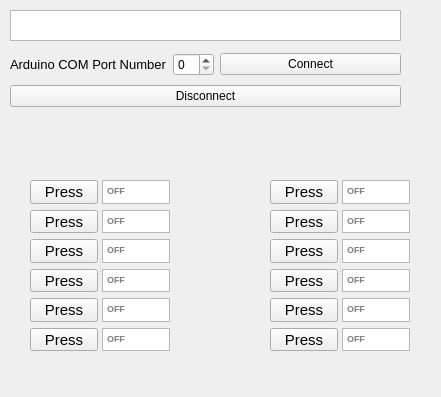
Before: the Qt Designer form v3/bulb.ui in ktauchathuranga/Arduino-Bulb-Control-GUI, drawn with Qt 5.
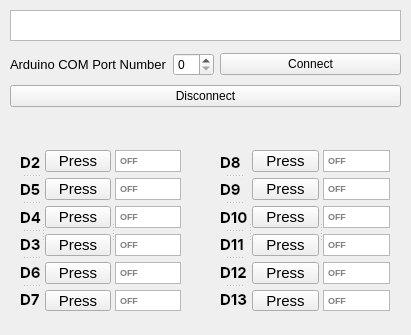
After: the same form once the commit is applied. Icons and pictures are not drawn.

Commit message: new update all 13 pin supported GUI, INO updated

What changed in the file:
```diff
--- a/v3/bulb.ui
+++ b/v3/bulb.ui
@@ -6,8 +6,8 @@
    <rect>
     <x>0</x>
     <y>0</y>
-    <width>441</width>
-    <height>397</height>
+    <width>411</width>
+    <height>335</height>
    </rect>
   </property>
   <property name="minimumSize">
@@ -97,19 +97,106 @@
     </item>
    </layout>
   </widget>
+  <widget class="QSplitter" name="splitter_4">
+   <property name="geometry">
+    <rect>
+     <x>20</x>
+     <y>150</y>
+     <width>161</width>
+     <height>161</height>
+    </rect>
+   </property>
+   <property name="orientation">
+    <enum>Qt::Horizontal</enum>
+   </property>
+   <widget class="QSplitter" name="splitter_3">
+    <property name="orientation">
+     <enum>Qt::Vertical</enum>
+    </property>
+    <widget class="QLabel" name="label">
+     <property name="font">
+      <font>
+       <family>SF Pro Display</family>
+       <pointsize>11</pointsize>
+       <weight>75</weight>
+       <bold>true</bold>
+      </font>
+     </property>
+     <property name="text">
+      <string>D2</string>
+     </property>
+    </widget>
+    <widget class="QLabel" name="label_5">
+     <property name="font">
+      <font>
+       <family>SF Pro Display</family>
+       <pointsize>11</pointsize>
+       <weight>75</weight>
+       <bold>true</bold>
+      </font>
+     </property>
+     <property name="text">
+      <string>D5</string>
+     </property>
+    </widget>
+    <widget class="QLabel" name="label_4">
+     <property name="font">
+      <font>
+       <family>SF Pro Display</family>
+       <pointsize>11</pointsize>
+       <weight>75</weight>
+       <bold>true</bold>
+      </font>
+     </property>
+     <property name="text">
+      <string>D4</string>
+     </property>
+    </widget>
+    <widget class="QLabel" name="label_3">
+     <property name="font">
+      <font>
+       <family>SF Pro Display</family>
+       <pointsize>11</pointsize>
+       <weight>75</weight>
+       <bold>true</bold>
+      </font>
+     </property>
+     <property name="text">
+      <string>D3</string>
+     </property>
+    </widget>
+    <widget class="QLabel" name="label_6">
+     <property name="font">
+      <font>
+       <family>SF Pro Display</family>
+       <pointsize>11</pointsize>
+       <weight>75</weight>
+       <bold>true</bold>
+      </font>
+     </property>
+     <property name="text">
+      <string>D6</string>
+     </property>
+    </widget>
+    <widget class="QLabel" name="label_7">
+     <property name="font">
+      <font>
+       <family>SF Pro Display</family>
+       <pointsize>11</pointsize>
+       <weight>75</weight>
+       <bold>true</bold>
+      </font>
+     </property>
+     <property name="text">
+      <string>D7</string>
+     </property>
+    </widget>
+   </widget>
   <widget class="QSplitter" name="splitter">
-   <property name="geometry">
-    <rect>
-     <x>30</x>
-     <y>180</y>
-     <width>141</width>
-     <height>171</height>
-    </rect>
-   </property>
    <property name="orientation">
     <enum>Qt::Horizontal</enum>
    </property>
-   <widget class="QWidget" name="">
+    <widget class="QWidget" name="layoutWidget">
     <layout class="QVBoxLayout" name="verticalLayout_2">
      <item>
       <widget class="QPushButton" name="pBotton2">
@@ -239,7 +326,7 @@
      </item>
     </layout>
    </widget>
-   <widget class="QWidget" name="">
+    <widget class="QWidget" name="layoutWidget">
     <layout class="QVBoxLayout" name="verticalLayout_3">
      <item>
       <widget class="QTextBrowser" name="textBrowser2">
@@ -334,19 +421,107 @@
     </layout>
    </widget>
   </widget>
+  </widget>
+  <widget class="QSplitter" name="splitter_6">
+   <property name="geometry">
+    <rect>
+     <x>220</x>
+     <y>150</y>
+     <width>171</width>
+     <height>161</height>
+    </rect>
+   </property>
+   <property name="orientation">
+    <enum>Qt::Horizontal</enum>
+   </property>
+   <widget class="QSplitter" name="splitter_5">
+    <property name="orientation">
+     <enum>Qt::Vertical</enum>
+    </property>
+    <widget class="QLabel" name="label_8">
+     <property name="font">
+      <font>
+       <family>SF Pro Display</family>
+       <pointsize>11</pointsize>
+       <weight>75</weight>
+       <bold>true</bold>
+      </font>
+     </property>
+     <property name="text">
+      <string>D8</string>
+     </property>
+    </widget>
+    <widget class="QLabel" name="label_9">
+     <property name="font">
+      <font>
+       <family>SF Pro Display</family>
+       <pointsize>11</pointsize>
+       <weight>75</weight>
+       <bold>true</bold>
+      </font>
+     </property>
+     <property name="text">
+      <string>D9</string>
+     </property>
+    </widget>
+    <widget class="QLabel" name="label_10">
+     <property name="font">
+      <font>
+       <family>SF Pro Display</family>
+       <pointsize>11</pointsize>
+       <weight>75</weight>
+       <bold>true</bold>
+      </font>
+     </property>
+     <property name="text">
+      <string>D10</string>
+     </property>
+    </widget>
+    <widget class="QLabel" name="label_13">
+     <property name="font">
+      <font>
+       <family>SF Pro Display</family>
+       <pointsize>11</pointsize>
+       <weight>75</weight>
+       <bold>true</bold>
+      </font>
+     </property>
+     <property name="text">
+      <string>D11</string>
+     </property>
+    </widget>
+    <widget class="QLabel" name="label_12">
+     <property name="font">
+      <font>
+       <family>SF Pro Display</family>
+       <pointsize>11</pointsize>
+       <weight>75</weight>
+       <bold>true</bold>
+      </font>
+     </property>
+     <property name="text">
+      <string>D12</string>
+     </property>
+    </widget>
+    <widget class="QLabel" name="label_11">
+     <property name="font">
+      <font>
+       <family>SF Pro Display</family>
+       <pointsize>11</pointsize>
+       <weight>75</weight>
+       <bold>true</bold>
+      </font>
+     </property>
+     <property name="text">
+      <string>D13</string>
+     </property>
+    </widget>
+   </widget>
   <widget class="QSplitter" name="splitter_2">
-   <property name="geometry">
-    <rect>
-     <x>270</x>
-     <y>180</y>
-     <width>141</width>
-     <height>171</height>
-    </rect>
-   </property>
    <property name="orientation">
     <enum>Qt::Horizontal</enum>
    </property>
-   <widget class="QWidget" name="">
+    <widget class="QWidget" name="layoutWidget">
     <layout class="QVBoxLayout" name="verticalLayout_4">
      <item>
       <widget class="QPushButton" name="pBotton8">
@@ -476,7 +651,7 @@
      </item>
     </layout>
    </widget>
-   <widget class="QWidget" name="">
+    <widget class="QWidget" name="layoutWidget">
     <layout class="QVBoxLayout" name="verticalLayout_5">
      <item>
       <widget class="QTextBrowser" name="textBrowser8">
@@ -569,6 +744,7 @@
       </widget>
      </item>
     </layout>
+    </widget>
    </widget>
   </widget>
  </widget>
```
Lines whose indentation alone changed are shown as unchanged. The commit also changes 2 other files.
